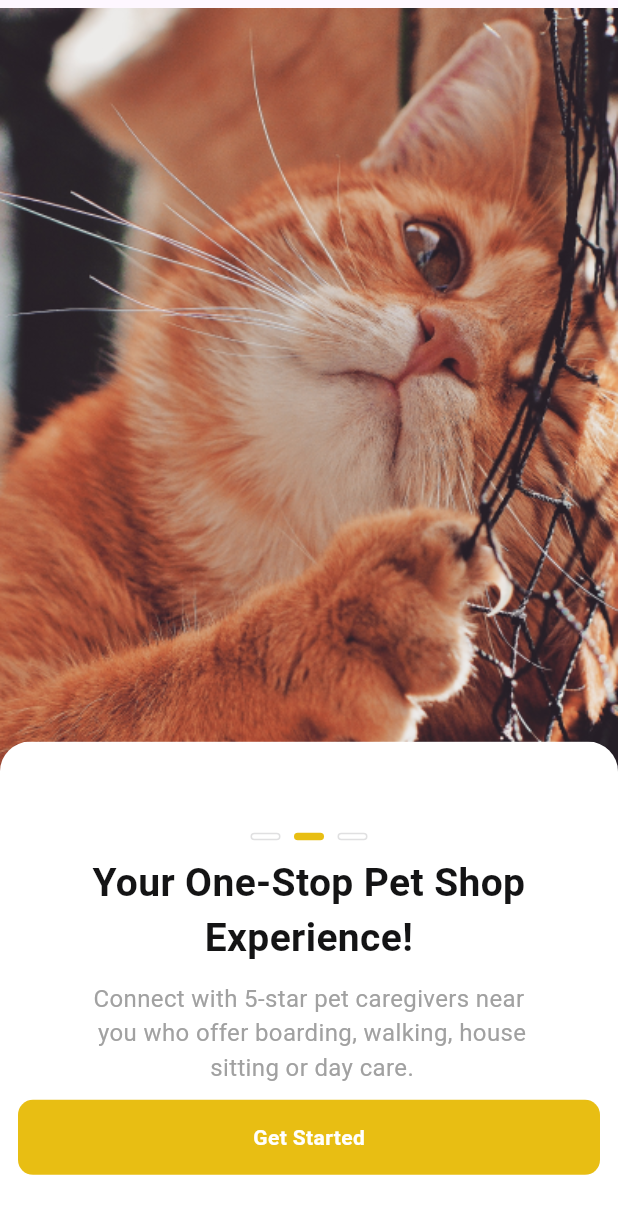
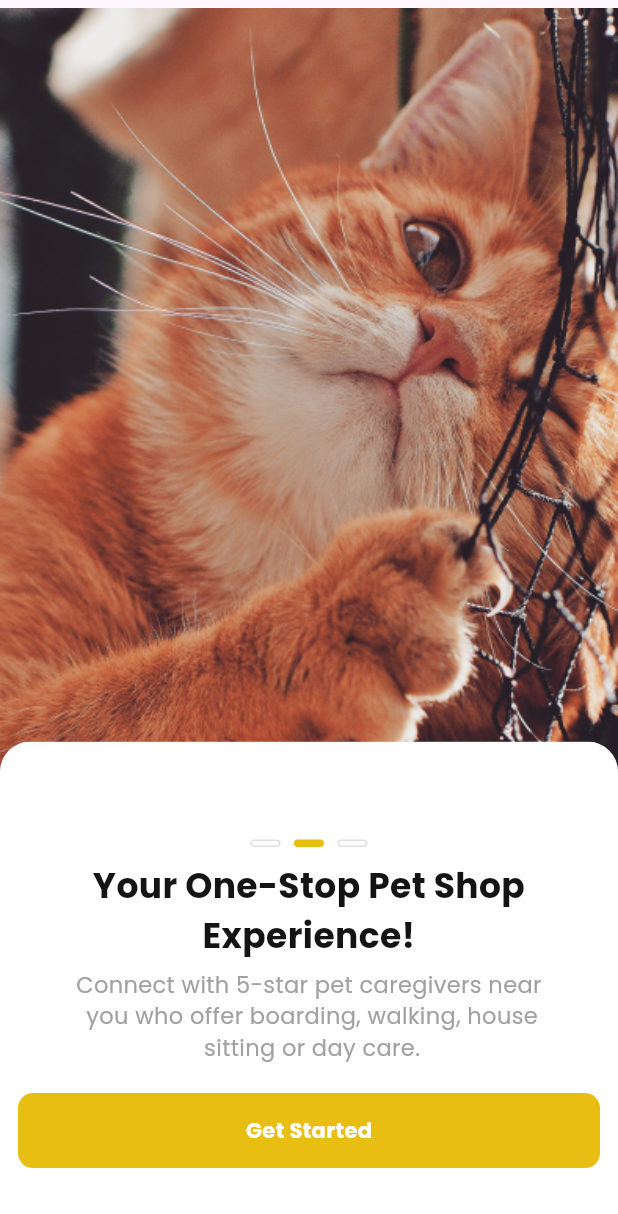
Before and after one commit to harleymamalias/pet_store, a Flutter app: the screen it shows after launch, on a phone screen of 412 x 824 dp. Shown: the top 1214 px of the screen. Run offline on Flutter 3.47's test engine with Material 3 defaults, Android fonts, the phone set to English and light mode, and no system bars; our stand-ins replace go_router, google_fonts.

```diff
--- a/lib/screens/first_screen.dart
+++ b/lib/pages/home.dart
@@ -1,7 +1,10 @@
 import 'package:flutter/material.dart';
+import 'package:google_fonts/google_fonts.dart';
 
-class FirstScreen extends StatelessWidget {
-  const FirstScreen({super.key});
+import 'catalog.dart';
+
+class HomePage extends StatelessWidget {
+  const HomePage({super.key});
 
   @override
   Widget build(BuildContext context) {
@@ -76,8 +79,8 @@ class FirstScreen extends StatelessWidget {
                       const SizedBox(
                         height: 10,
                       ),
-                      const Padding(
-                        padding: EdgeInsets.symmetric(horizontal: 5.0),
+                      Padding(
+                        padding: const EdgeInsets.symmetric(horizontal: 5.0),
                         child: Column(
                           mainAxisAlignment: MainAxisAlignment.center,
                           children: [
@@ -85,33 +88,42 @@ class FirstScreen extends StatelessWidget {
                               'Your One-Stop Pet Shop\nExperience!',
                               maxLines: 2,
                               textAlign: TextAlign.center,
-                              style: TextStyle(
-                                fontSize: 26,
+                              style: GoogleFonts.poppins(
+                                fontSize: 23,
                                 fontWeight: FontWeight.bold,
-                                color: Color(0xFF141415),
+                                color: const Color(0xFF141415),
                               ),
                             ),
                           ],
                         ),
                       ),
                       const SizedBox(
-                        height: 10,
+                        height: 5,
                       ),
-                      const Text(
+                      Text(
                         'Connect with 5-star pet caregivers near\n you who offer boarding, walking, house\n sitting or day care.',
                         maxLines: 3,
                         textAlign: TextAlign.center,
-                        style: TextStyle(
-                          fontSize: 16,
+                        style: GoogleFonts.poppins(
+                          fontSize: 15,
                           fontWeight: FontWeight.w400,
-                          color: Color(0xFFA1A1A1),
+                          color: const Color(0xFFA1A1A1),
                         ),
                       ),
                       const SizedBox(
-                        height: 10,
+                        height: 20,
                       ),
                       Padding(
                         padding: const EdgeInsets.only(left: 12.0, right: 12.0),
+                        child: GestureDetector(
+                          onTap: () {
+                            Navigator.push(
+                              context,
+                              MaterialPageRoute(
+                                builder: (context) => const CatalogPage(),
+                              ),
+                            );
+                          },
                           child: Container(
                             width: double.infinity,
                             height: 50,
@@ -119,12 +131,13 @@ class FirstScreen extends StatelessWidget {
                               color: const Color(0xFFE8BE13),
                               borderRadius: BorderRadius.circular(10.0),
                             ),
-                          child: const Center(
+                            child: Center(
                               child: Text(
                                 'Get Started',
-                              style: TextStyle(
+                                style: GoogleFonts.poppins(
                                   color: Colors.white,
                                   fontWeight: FontWeight.w700,
+                                ),
                               ),
                             ),
                           ),
--- a/pubspec.yaml
+++ b/pubspec.yaml
@@ -35,6 +35,8 @@ dependencies:
   # Use with the CupertinoIcons class for iOS style icons.
   cupertino_icons: ^1.0.2
   google_fonts: ^6.1.0
+  go_router: ^13.2.0
+  provider: ^6.1.1
 
 dev_dependencies:
   flutter_test:
```
Also changed, not shown: lib/main.dart (+30 -2 lines), lib/pages/catalog.dart (added, +133 -0 lines), pubspec.lock. Lines whose indentation alone changed are shown as unchanged.
